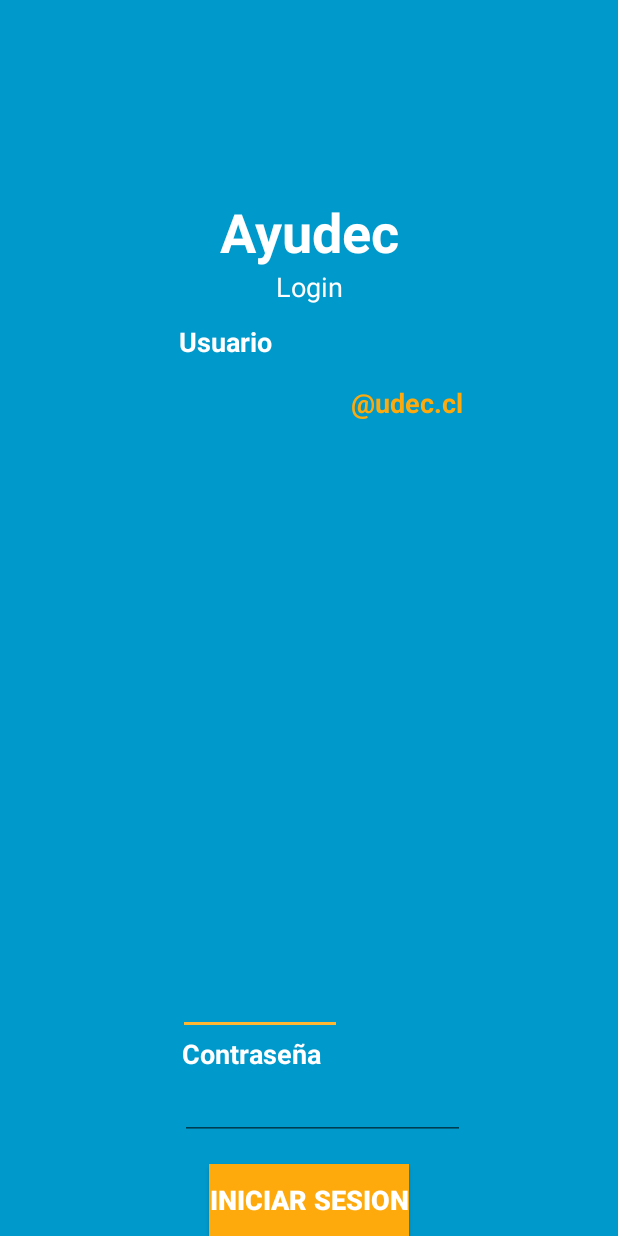
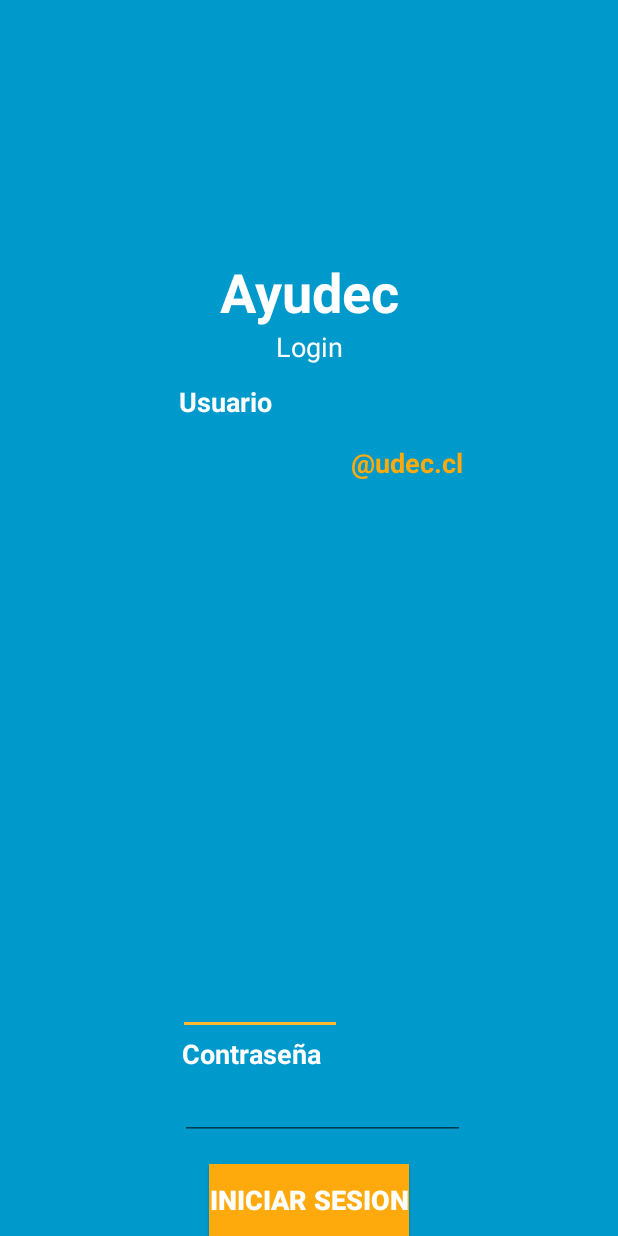
Before and after one commit to isaiash/AyudantiasUdec-Grupo5, an Android app: the screen it shows after launch (Login), on a phone screen of 412 x 824 dp. Run offline under Robolectric (Android 15) with nearby library versions, the phone set to English and light mode, and no system bars; 1 statement that could not run was skipped.

Commit message:
Correcciones menores en interfaz de login, agrega modo landscape en el login

```diff
--- a/app/src/main/res/layout/activity_login.xml
+++ b/app/src/main/res/layout/activity_login.xml
@@ -1,6 +1,7 @@
 <?xml version="1.0" encoding="utf-8"?>
 <android.support.constraint.ConstraintLayout xmlns:android="http://schemas.android.com/apk/res/android"
     xmlns:app="http://schemas.android.com/apk/res-auto"
+    xmlns:tools="http://schemas.android.com/tools"
     android:id="@+id/login"
     android:layout_width="match_parent"
     android:layout_height="match_parent"
@@ -10,7 +11,7 @@
         android:id="@+id/titulo"
         android:layout_width="wrap_content"
         android:layout_height="wrap_content"
-        android:layout_marginTop="130dp"
+        android:layout_marginTop="170dp"
         android:text="@string/text_ayudec"
         android:textColor="@android:color/white"
         android:textSize="36sp"
@@ -117,7 +118,6 @@
         app:layout_constraintVertical_bias="0.0" />
 
 
-
     <android.support.constraint.Guideline
         android:id="@+id/guideline"
         android:layout_width="wrap_content"
@@ -125,4 +125,13 @@
         android:orientation="vertical"
         app:layout_constraintGuide_begin="108dp" />
 
+    <android.support.constraint.Group
+        android:id="@+id/group"
+        android:layout_width="wrap_content"
+        android:layout_height="wrap_content"
+        app:layout_constraintBottom_toTopOf="parent"
+        app:layout_constraintEnd_toStartOf="parent"
+        app:layout_constraintStart_toStartOf="parent"
+        app:layout_constraintTop_toTopOf="parent" />
+
 </android.support.constraint.ConstraintLayout>
```
Also changed, not shown: app/src/main/res/layout/profile_activity_layout.xml (+0 -10 lines).
